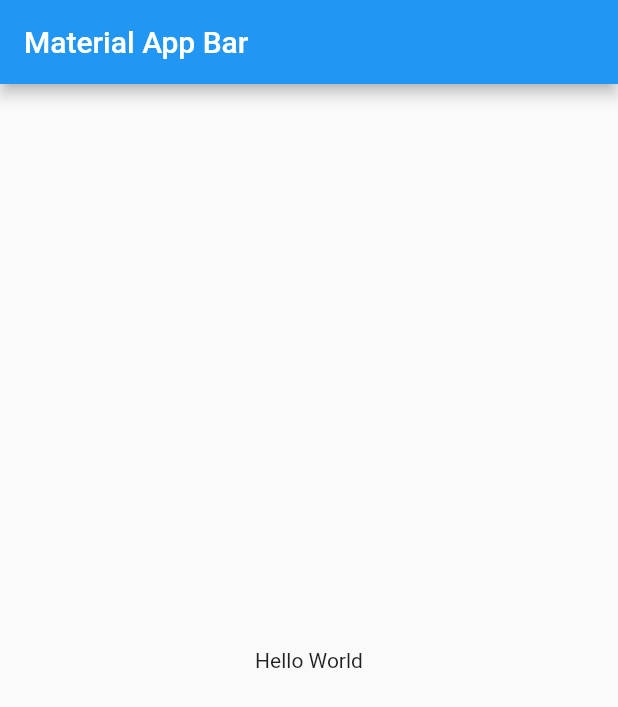
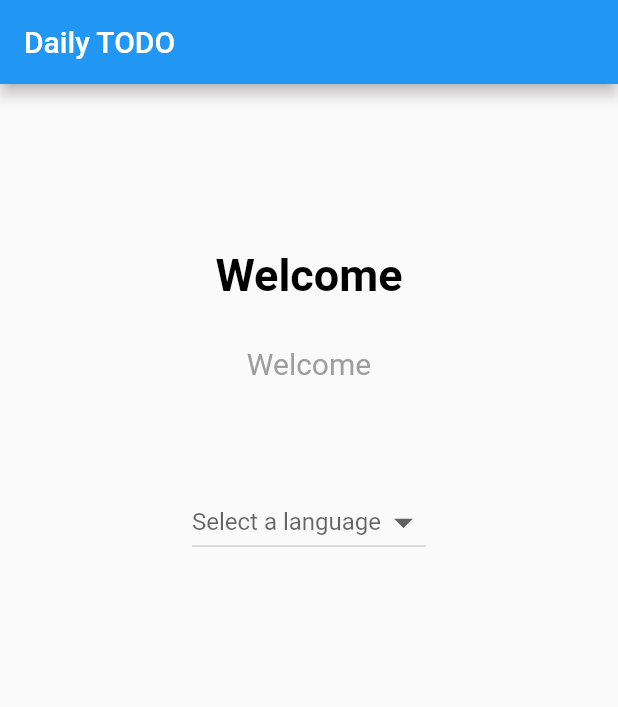
Before and after one commit to jhon2520/todo_app, a Flutter app: the screen it shows after launch, on a phone screen of 412 x 824 dp. Shown: the top 707 px of the screen. Run offline on Flutter 3.47's test engine with Material 2 defaults, Android fonts, the phone set to English and light mode, and no system bars; our stand-ins replace shared_preferences.

Commit message:
base inicial para uso de varios lenguages

```diff
--- a/lib/main.dart
+++ b/lib/main.dart
@@ -1,22 +1,174 @@
 import 'package:flutter/material.dart';
+import 'package:flutter_localizations/flutter_localizations.dart';
+import 'package:task_app/utils/localizations_utils/app_localizations_delegate.dart';
+import 'package:task_app/utils/localizations_utils/languages.dart';
+
+import 'utils/shared_preferences/shared_preferences.dart';
 
 void main() => runApp(const MyApp());
 
-class MyApp extends StatelessWidget {
+class MyApp extends StatefulWidget {
+
+
+  static void setLocale(BuildContext context,Locale newLocale){
+    final state = context.findAncestorStateOfType<_MyAppState>();
+    state!.setLocale(newLocale);
+  }
+
   const MyApp({super.key});
+
+  @override
+  State<MyApp> createState() => _MyAppState();
+}
+
+class _MyAppState extends State<MyApp> {
+
+
+
+  Locale? _locale;
+
+  void setLocale(Locale locale) {
+    setState(() {
+      _locale = locale;
+    });
+  }
+
+  @override
+  void didChangeDependencies() {
+    getLocale().then((locale) {
+      _locale = locale;
+    });
+    super.didChangeDependencies();
+  }
+
 
   @override
   Widget build(BuildContext context) {
     return MaterialApp(
-      title: 'Material App',
-      home: Scaffold(
-        appBar: AppBar(
-          title: const Text('Material App Bar'),
-        ),
-        body: const Center(
-          child: Text('Hello World'),
-        ),
-      ),
+      locale: _locale,
+      supportedLocales: [
+        Locale("en",""),
+        Locale("es",""),
+      ],
+      localizationsDelegates: [
+        AppLocalizationsDelegate(),
+        GlobalMaterialLocalizations.delegate,
+        GlobalWidgetsLocalizations.delegate,
+        GlobalCupertinoLocalizations.delegate
+      ],
+      debugShowCheckedModeBanner: false,
+      title: 'Multi Language',
+      localeResolutionCallback: (locale, supportedLocales) {
+        for (var supportedLocale in supportedLocales) {
+          if (supportedLocale.languageCode == locale?.languageCode &&
+              supportedLocale.countryCode == locale?.countryCode) {
+            return supportedLocale;
+
+        }
+      }
+        return supportedLocales.first;
+      },
+      home:Home()
     );
   }
 }
+
+
+class Home extends StatefulWidget {
+  @override
+  State<StatefulWidget> createState() => HomeState();
+}
+
+class HomeState extends State<Home> {
+  @override
+  Widget build(BuildContext context) =>
+      Scaffold(
+        appBar: AppBar(
+          title: Text(Languages
+              .of(context)
+              .appName),
+        ),
+        body: Container(
+          margin: EdgeInsets.all(30),
+          child: Center(
+            child: Column(
+              children:[
+                SizedBox(
+                  height: 80,
+                ),
+                Text(
+                  Languages
+                      .of(context)
+                      .labelWelcome,
+                  style: TextStyle(
+                      fontSize: 30,
+                      fontWeight: FontWeight.bold,
+                      color: Colors.black),
+                ),
+                SizedBox(
+                  height: 30,
+                ),
+                Text(
+                  Languages
+                      .of(context)
+                      .labelWelcome,
+                  style: TextStyle(fontSize: 20, color: Colors.grey),
+                  textAlign: TextAlign.center,
+
+                ),
+                SizedBox(
+                  height: 70,
+                ),
+                _createLanguageDropDown()
+              ],
+            ),
+          ),
+        ),
+      );
+
+  _createLanguageDropDown() {
+    return DropdownButton<LanguageData>(
+      iconSize: 30,
+      hint: Text(Languages
+          .of(context)
+          .labelSelectLanguage),
+      onChanged: (LanguageData? language) {
+        changeLanguage(context, language!.languageCode);
+      },
+      items: LanguageData.languageList()
+          .map<DropdownMenuItem<LanguageData>>(
+            (e) =>
+            DropdownMenuItem<LanguageData>(
+              value: e,
+              child: Row(
+                mainAxisAlignment: MainAxisAlignment.spaceAround,
+                children: <Widget>[
+                  Text(
+                    e.flag,
+                    style: TextStyle(fontSize: 30),
+                  ),
+                  Text(e.name)
+                ],
+              ),
+            ),
+      )
+          .toList(),
+    );
+  }
+}
+
+
+class LanguageData {
+  final String flag;
+  final String name;
+  final String languageCode;
+
+  LanguageData(this.flag, this.name, this.languageCode);
+
+  static List<LanguageData> languageList() {
+    return <LanguageData>[
+      LanguageData("🇺🇸", "English", 'en'),
+      LanguageData("col", "Spanish", 'es'),
+    ];
+  }
+}
--- /dev/null
+++ b/lib/utils/localizations_utils/app_localizations_delegate.dart
@@ -0,0 +1,31 @@
+import 'package:flutter/material.dart';
+import 'package:task_app/utils/localizations_utils/index.dart';
+
+class AppLocalizationsDelegate extends LocalizationsDelegate<Languages>{
+
+
+  @override
+  bool isSupported(Locale locale) {
+    return ["en","es"].contains(locale.languageCode);
+  }
+
+  @override
+  Future<Languages> load(Locale locale)=> _load(locale);
+
+
+  static Future<Languages> _load(Locale locale) async{
+    switch(locale.languageCode){
+      case "en":
+      return LanguageEn();
+      case "es":
+      return LanguageEs();
+      default:
+      return LanguageEs();
+    }
+
+  }
+
+  @override
+  bool shouldReload(covariant LocalizationsDelegate<Languages> old)=>false;
+
+}
--- /dev/null
+++ b/lib/utils/localizations_utils/index.dart
@@ -0,0 +1,3 @@
+export 'languages.dart';
+export 'languages_en.dart';
+export 'languages_es.dart';
--- /dev/null
+++ b/lib/utils/localizations_utils/languages.dart
@@ -0,0 +1,15 @@
+import 'package:flutter/material.dart';
+
+abstract class Languages{
+
+  static Languages of(BuildContext context){
+    return Localizations.of(context, Languages);
+  }
+
+  String get appName;
+
+  String get labelWelcome;
+
+  String get labelSelectLanguage;
+
+}
--- /dev/null
+++ b/lib/utils/localizations_utils/languages_en.dart
@@ -0,0 +1,17 @@
+import 'package:task_app/utils/localizations_utils/index.dart';
+
+class LanguageEn extends Languages{
+
+
+  @override
+  String get appName => "Daily TODO";
+
+  @override
+  String get labelSelectLanguage => "Select a language";
+
+  @override
+  String get labelWelcome => "Welcome";
+
+
+
+}
--- /dev/null
+++ b/lib/utils/localizations_utils/languages_es.dart
@@ -0,0 +1,15 @@
+import 'package:task_app/utils/localizations_utils/languages.dart';
+
+class LanguageEs extends Languages{
+
+
+  @override
+  String get appName => "Tareas Diarias";
+
+  @override
+  String get labelSelectLanguage => "Selecciona un lenguaje";
+
+  @override
+  String get labelWelcome => "Bienvenido";
+
+}
--- /dev/null
+++ b/lib/utils/shared_preferences/shared_preferences.dart
@@ -0,0 +1,30 @@
+
+import 'package:flutter/material.dart';
+import 'package:shared_preferences/shared_preferences.dart';
+
+import '../../main.dart';
+
+const String prefSelectedLanguageCode = "SelectedLanguageCode";
+
+Future<Locale> setLocale(String languageCode) async {
+  SharedPreferences _prefs = await SharedPreferences.getInstance();
+  await _prefs.setString(prefSelectedLanguageCode, languageCode);
+  return _locale(languageCode);
+}
+
+Future<Locale> getLocale() async {
+  SharedPreferences _prefs = await SharedPreferences.getInstance();
+  String languageCode = _prefs.getString(prefSelectedLanguageCode) ?? "en";
+  return _locale(languageCode);
+}
+
+Locale _locale(String languageCode) {
+  return languageCode != null && languageCode.isNotEmpty
+      ? Locale(languageCode, '')
+      : Locale('en', '');
+}
+
+void changeLanguage(BuildContext context, String selectedLanguageCode) async {
+  var _locale = await setLocale(selectedLanguageCode);
+  MyApp.setLocale(context, _locale);
+}
--- a/pubspec.yaml
+++ b/pubspec.yaml
@@ -30,11 +30,14 @@ environment:
 dependencies:
   flutter:
     sdk: flutter
+  flutter_localizations:
+    sdk: flutter
 
 
   # The following adds the Cupertino Icons font to your application.
   # Use with the CupertinoIcons class for iOS style icons.
   cupertino_icons: ^1.0.2
+  shared_preferences: ^2.2.0
 
 dev_dependencies:
   flutter_test:
```
Also changed, not shown: pubspec.lock, 1 other file.
